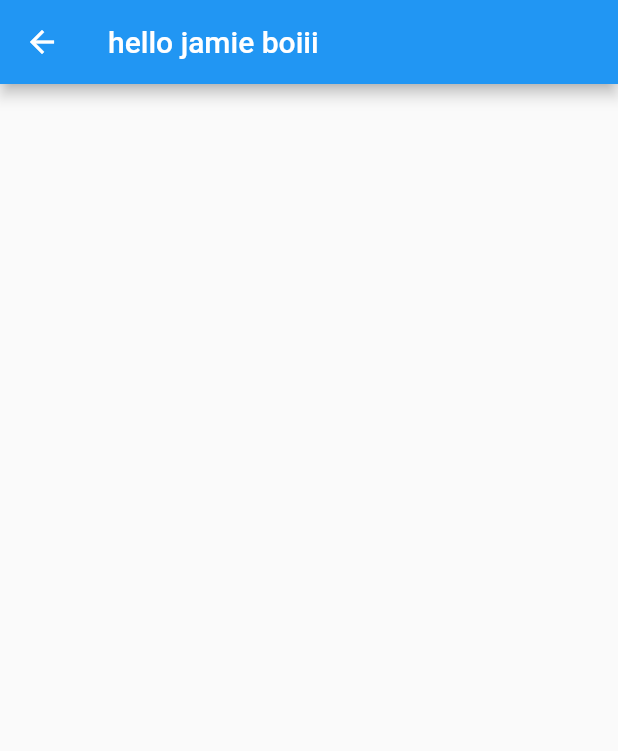
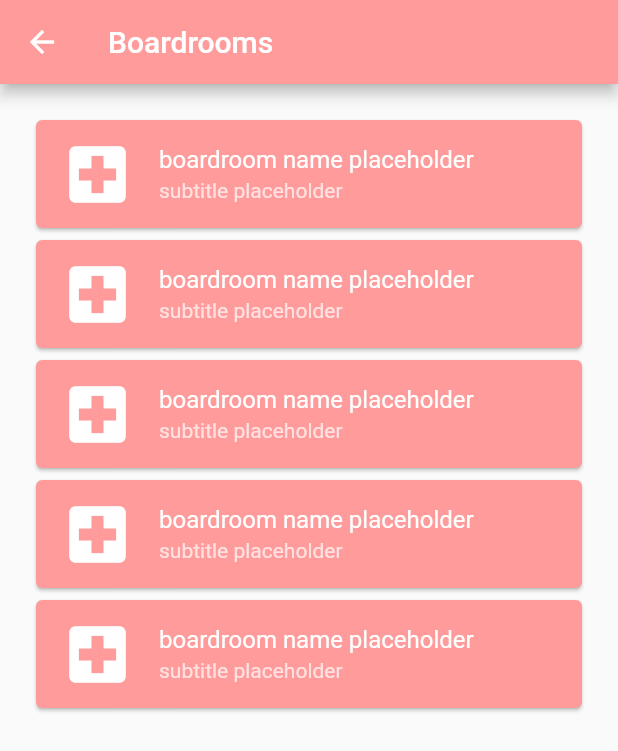
Before and after one commit to 1solation/rethink_flutter_app, a Flutter app: the Boardrooms screen opened directly, on a phone screen of 412 x 824 dp. Shown: the top 751 px of the screen. Run offline on Flutter 3.47's test engine with Material 2 defaults, Android fonts, the phone set to English and light mode, and no system bars; network calls fail.

Commit message:
Refactored code to be more data driven and expandable, ready for database integration.

```diff
--- a/lib/pages/boardrooms.dart
+++ b/lib/pages/boardrooms.dart
@@ -1,32 +1,99 @@
 import 'package:flutter/material.dart';
+import 'package:rethink_flutter_app/main.dart';
+
+class Boardroom {
+  final String chairmanID; // Used to parse the database for the chairman's name (to display).
+  final String name; // Boardroom name. Duh.
+  final List<String> userIDs; // The user IDs are going to be used in order to check if the user is in the boardroom.
+  final List<String> modIDs; // Used to parse the databse for the moderators names (to display).
+  Boardroom(this.chairmanID, this.name, this.userIDs, this.modIDs);
+}
+
+class BoardroomsList extends StatelessWidget {
+
+  static List<Boardroom> _getBoardrooms(){ // Creates the list of boardrooms for the user.
+    //TODO: Rewrite function for database authentication logic.
+
+    List<Boardroom> boardroomList = List.generate(5, (i) => Boardroom(
+        'chairman id placeholder',
+        'boardroom name placeholder',
+        ["id1", "id2"],
+        ["id3", "id4"]
+    )
+    );
+    return boardroomList;
+  }
+
+  final List<Boardroom> boardrooms = _getBoardrooms();
+
+  @override
+  Widget build(BuildContext context){
+    return _buildList(context);
+  }
+
+  ListView _buildList(context) {
+    return ListView.builder(
+      itemCount: boardrooms.length,
+      shrinkWrap: true,
+      itemBuilder: (context, index) {
+        return Card(
+          color: Color.fromRGBO(255, 155, 155, 1),
+          child: Column(
+              children: <Widget>[
+                ListTile(
+                  leading: Icon(Icons.local_hospital, size: 50, color: Colors.white),
+                    title: Text(boardrooms[index].name, style: new TextStyle(color: Colors.white)),
+                    subtitle: Text('subtitle placeholder', style: new TextStyle(color: Colors.white70)),
+                    onTap: (){
+                      Navigator.push(
+                          context,
+                          MaterialPageRoute(
+                            builder: (context) => BoardroomPage(boardroom: boardrooms[index]),
+                          )
+                      ); // Navigator.push
+                    }
+                ),
+              ]
+          )
+        );
+      }
+    );
+  }
+}
 
 class Boardrooms extends StatelessWidget {
-  final String pageText = "hello jamie boiii";
+
+  final String pageText = "Boardrooms";
   final TextStyle style = new TextStyle(fontSize: 35.0);
 
   @override
   Widget build(BuildContext context) {
     // Build Elements Here
 
-
     return new Scaffold(
-        appBar: new AppBar(title: new Text(pageText)),
-        body: Center(
-            child: Container(
-                child: Padding(
-                    padding: const EdgeInsets.all(10.0),
-                    child: Column(
-                        crossAxisAlignment: CrossAxisAlignment.center,
-                        mainAxisAlignment: MainAxisAlignment.center,
-                        children: <Widget>[
-                          // Add Elements Here
-
-
-                        ]
-                    )
-                )
-            )
-        )
+      appBar: new AppBar(title: new Text(pageText),backgroundColor: Color.fromRGBO(255, 155, 155, 1),),
+          body: Container(
+            padding: EdgeInsets.all(20.0),
+            child: Column(
+              children: <Widget>[
+                new Expanded(child: BoardroomsList()),
+              ]
+            ),
+          )
     );
   }
 }
+
+class BoardroomPage extends StatelessWidget {
+  final Boardroom boardroom;
+  BoardroomPage({Key key, @required this.boardroom}) : super(key: key);
+
+  @override
+  Widget build(BuildContext context) {
+    // Build Elements Here
+    return new Scaffold(
+      appBar: new AppBar(title: Text(boardroom.name), backgroundColor: Color.fromRGBO(255, 155, 155, 1),
+    )
+    );
+  }
+}
```
